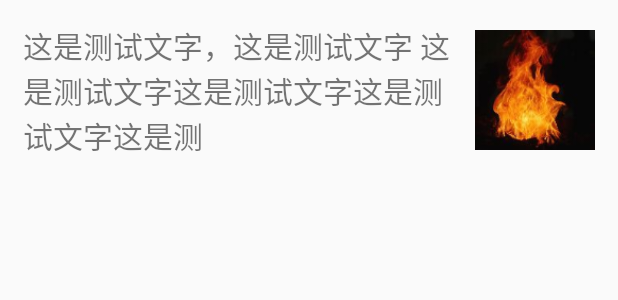
After one commit to Mr-Unhappy/zhihu, an Android app: the layout item_index.xml on its own in the app's theme, with its tools: preview values and no code run, on a phone screen of 412 x 824 dp. The commit adds this screen. Shown: the top 300 px of the screen. Run offline under Robolectric (Android 15) with nearby library versions, the phone set to English and light mode, and no system bars; network calls fail.

Commit message:
初步首页展示

```diff
--- a/app/src/main/java/com/liu/zhihu/Mannger/SharedPreferencesManager.java
+++ b/app/src/main/java/com/liu/zhihu/Mannger/SharedPreferencesManager.java
@@ -1,4 +1,4 @@
-package com.liu.zhihu.Mannger;
+package com.liu.zhihu.mannger;
 
 import android.content.Context;
 import android.content.SharedPreferences;
--- /dev/null
+++ b/app/src/main/res/layout/item_index.xml
@@ -0,0 +1,26 @@
+<?xml version="1.0" encoding="utf-8"?>
+<LinearLayout xmlns:android="http://schemas.android.com/apk/res/android"
+              android:layout_width="wrap_content"
+              android:layout_height="wrap_content"
+              android:gravity="center"
+              android:orientation="horizontal">
+
+    <TextView
+        android:id="@+id/tv_des"
+        android:layout_width="wrap_content"
+        android:layout_height="wrap_content"
+        android:layout_weight="1"
+        android:maxLines="3"
+        android:padding="15dp"
+        android:text="这是测试文字，这是测试文字 这是测试文字这是测试文字这是测试文字这是测"
+        android:textSize="20dp"
+        android:ellipsize="end"/>
+
+    <ImageView
+        android:id="@+id/iv_item_icon"
+        android:layout_width="80dp"
+        android:layout_height="80dp"
+        android:src="@mipmap/test"
+        android:layout_marginRight="15dp"/>
+
+</LinearLayout>
--- a/app/src/main/res/values/colors.xml
+++ b/app/src/main/res/values/colors.xml
@@ -3,4 +3,5 @@
     <color name="colorPrimary">#3F51B5</color>
     <color name="colorPrimaryDark">#303F9F</color>
     <color name="colorAccent">#FF4081</color>
+    <color name="white" >#FFF</color>
 </resources>
```
Also changed, not shown: app/src/main/java/com/liu/zhihu/activity/MainActivity.java (+6 -20 lines), app/src/main/java/com/liu/zhihu/adapter/IndexAdapter.java (added, +99 -0 lines), app/src/main/java/com/liu/zhihu/adapter/MyBaseAdapter.java (added, +41 -0 lines), app/src/main/java/com/liu/zhihu/fragment/ContentFragment.java (+51 -5 lines), app/src/main/res/drawable/item_index_bg.xml (added, +7 -0 lines), app/src/main/res/layout/fragment_index.xml (added, +12 -0 lines), app/src/main/res/mipmap-xhdpi/header1.png (deleted), app/src/main/res/mipmap-xhdpi/test.jpg (added).
